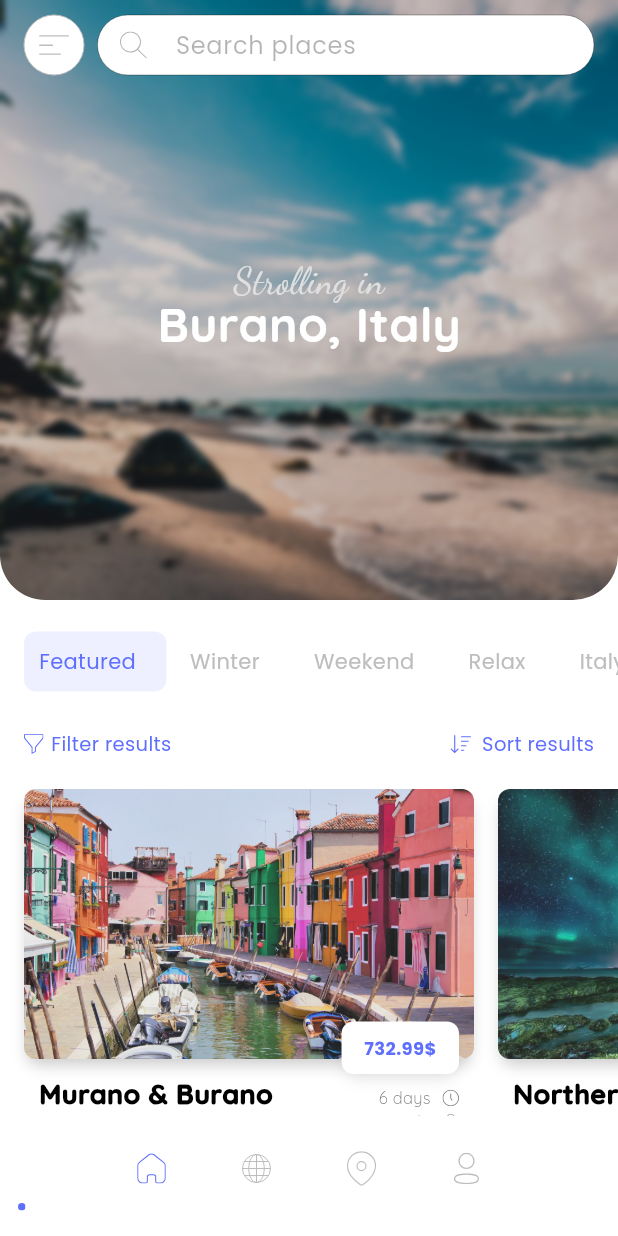
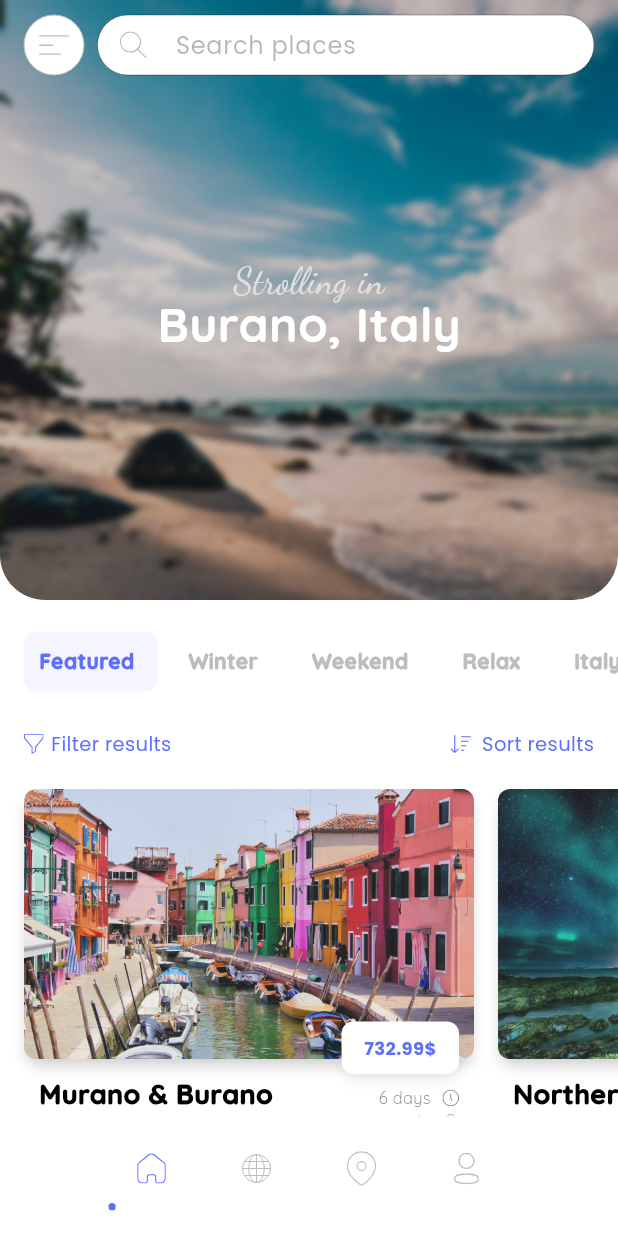
Before and after one commit to LukassF/tourbud, a Flutter app: the screen it shows after launch, on a phone screen of 412 x 824 dp. Run offline on Flutter 3.47's test engine with Material 3 defaults, Android fonts, the phone set to English and light mode, and no system bars; our stand-ins replace flutter_svg, rxdart.

Commit message:
fix statusbar

```diff
--- a/app_1/lib/components/BottomAppBar/bottom_appbar_item.dart
+++ b/app_1/lib/components/BottomAppBar/bottom_appbar_item.dart
@@ -29,7 +29,6 @@ class BottomAppBarItem extends StatelessWidget {
           RenderBox box = context.findRenderObject() as RenderBox;
           Offset position = box.localToGlobal(Offset.zero);
           double left = position.dx + 20;
-          print(left);
 
           appController.updateTabIndicatorPosition(left);
         }
--- a/app_1/lib/components/Home/Categories/home_category_card.dart
+++ b/app_1/lib/components/Home/Categories/home_category_card.dart
@@ -64,7 +64,8 @@ class _HomeCategoryCardState extends State<HomeCategoryCard> {
                     color: widget.isActive
                         ? Theme.of(context).colorScheme.primary
                         : Colors.grey[400],
-                    fontWeight: FontWeight.normal),
+                    fontWeight: FontWeight.w900,
+                    fontFamily: 'Quicksand'),
               )),
             ),
           );
--- a/app_1/lib/components/Home/Categories/home_category_container.dart
+++ b/app_1/lib/components/Home/Categories/home_category_container.dart
@@ -64,7 +64,7 @@ class _HomeCategoryContainerState extends State<HomeCategoryContainer> {
                                     color: Theme.of(context)
                                         .colorScheme
                                         .primary
-                                        .withOpacity(0.1),
+                                        .withOpacity(0.07),
                                   ),
                                 ),
                               ));
--- a/app_1/lib/components/Home/ContentContainer/home_content_container.dart
+++ b/app_1/lib/components/Home/ContentContainer/home_content_container.dart
@@ -4,6 +4,7 @@ import 'package:app_1/components/Home/Countries/home_countries_container.dart';
 import 'package:app_1/components/Home/Places/home_places_container.dart';
 import 'package:app_1/components/Home/TopResults/home_top_results_container.dart';
 import 'package:app_1/shared/wrappers/inverted_border_wrapper.dart';
+import 'package:app_1/state/app_controller.dart';
 import 'package:flutter/material.dart';
 
 class HomeContentContainer extends StatefulWidget {
@@ -23,10 +24,11 @@ class _HomeContentContainerState extends State<HomeContentContainer> {
 
   @override
   Widget build(BuildContext context) {
-        bool isIos = Theme.of(context).platform == TargetPlatform.iOS;
-
+    return StreamBuilder<double>(
+        stream: appController.statusBarHeightStream,
+        builder: (context, snapshot) {
           return Container(
-      margin:  EdgeInsets.only(top: isIos ? 410 : 370),
+            margin: EdgeInsets.only(top: 370 + (snapshot.data ?? 0)),
             padding: const EdgeInsets.only(top: 46),
             decoration: const ShapeDecoration(
               shape: SwTicketBorder(
@@ -48,5 +50,6 @@ class _HomeContentContainerState extends State<HomeContentContainer> {
               ],
             ),
           );
+        });
   }
 }
--- a/app_1/lib/components/Home/TopContainer/home_top_container_background.dart
+++ b/app_1/lib/components/Home/TopContainer/home_top_container_background.dart
@@ -1,4 +1,5 @@
 import 'dart:ui';
+import 'package:app_1/state/app_controller.dart';
 import 'package:app_1/state/home_controller.dart';
 import 'package:flutter/material.dart';
 
@@ -7,8 +8,6 @@ class HomeTopContainerBackground extends StatelessWidget {
 
   @override
   Widget build(BuildContext context) {
-        bool isIos = Theme.of(context).platform == TargetPlatform.iOS;
-
     return StreamBuilder<double>(
         stream: homeController.scrollDistanceStream.distinct(),
         builder: (context, snapshot) {
@@ -16,7 +15,11 @@ class HomeTopContainerBackground extends StatelessWidget {
             top: snapshot.data != null && snapshot.data! < 150
                 ? -snapshot.data!
                 : -150 - (((snapshot.data ?? 0) - 150) / 2.5),
-            height: isIos ? 460:420,
+            child: StreamBuilder<double>(
+                stream: appController.statusBarHeightStream,
+                builder: (context, statusBarSnapshot) {
+                  return SizedBox(
+                    height: 420 + (statusBarSnapshot.data ?? 0),
                     width: MediaQuery.sizeOf(context).width,
                     child: Stack(
                       children: [
@@ -39,14 +42,15 @@ class HomeTopContainerBackground extends StatelessWidget {
                           ),
                         ),
                         Positioned(
-                    height: isIos ? 460 : 420,
+                            height: 420 + (statusBarSnapshot.data ?? 0),
                             width: MediaQuery.sizeOf(context).width,
                             child: ClipRRect(
                               borderRadius: const BorderRadius.only(
                                   bottomLeft: Radius.circular(40),
                                   bottomRight: Radius.circular(40)),
                               child: BackdropFilter(
-                        filter: ImageFilter.blur(sigmaX: 2.0, sigmaY: 2.0),
+                                filter:
+                                    ImageFilter.blur(sigmaX: 2.0, sigmaY: 2.0),
                                 child: Container(
                                   color: Colors.black.withOpacity(0.2),
                                   child: Column(
@@ -77,6 +81,8 @@ class HomeTopContainerBackground extends StatelessWidget {
                       ],
                     ),
                   );
+                }),
+          );
         });
   }
 }
--- a/app_1/lib/layout.dart
+++ b/app_1/lib/layout.dart
@@ -9,7 +9,6 @@ import 'package:app_1/shared/overlays/basic_overlay.dart';
 import 'package:app_1/state/app_controller.dart';
 import 'package:app_1/state/home_controller.dart';
 import 'package:flutter/material.dart';
-import 'package:flutter/widgets.dart';
 
 class Layout extends StatefulWidget {
   const Layout({super.key});
@@ -52,7 +51,6 @@ class _LayoutState extends State<Layout> {
                 ],
               ),
             )),
-        // ),s
         bottomNavigationBar: const BottomBar());
   }
 }
--- a/app_1/lib/main.dart
+++ b/app_1/lib/main.dart
@@ -1,5 +1,6 @@
 import 'package:app_1/layout.dart';
 import 'package:app_1/pages/login_page.dart';
+import 'package:app_1/state/app_controller.dart';
 import 'package:flutter/material.dart';
 
 void main() => runApp(const MyApp());
@@ -22,6 +23,8 @@ class _MyAppState extends State<MyApp> {
 
   @override
   Widget build(BuildContext context) {
+    appController.setStatusBarHeight(MediaQuery.of(context).padding.top);
+
     return MaterialApp(
       title: 'Flutter Demo',
       theme: ThemeData(
--- a/app_1/lib/shared/heders/header.dart
+++ b/app_1/lib/shared/heders/header.dart
@@ -3,6 +3,7 @@ import 'dart:math';
 import 'package:app_1/shared/buttons/cancel_button.dart';
 import 'package:app_1/shared/buttons/menu_button.dart';
 import 'package:app_1/shared/inputs/search_input.dart';
+import 'package:app_1/state/app_controller.dart';
 import 'package:app_1/state/home_controller.dart';
 import 'package:flutter/material.dart';
 
@@ -34,20 +35,24 @@ class _HeaderState extends State<Header> {
 
   @override
   Widget build(BuildContext context) {
-    bool isIos = Theme.of(context).platform == TargetPlatform.iOS;
+    return StreamBuilder<double>(
+        stream: appController.statusBarHeightStream,
+        builder: (context, statusBarSnapshot) {
           return Positioned(
-        height: isIos ? 105 : 65,
+              height: 65 + (statusBarSnapshot.data ?? 0),
               width: MediaQuery.sizeOf(context).width,
               child: StreamBuilder<double>(
                   stream: homeController.scrollDistanceStream,
                   builder: (context, snapshot) {
-              double radius = snapshot.data != null && snapshot.data! < 350
+                    double radius =
+                        snapshot.data != null && snapshot.data! < 350
                             ? min((snapshot.data ?? 0) / 11.6, 30)
                             : 0;
                     double opacity = min((snapshot.data ?? 0) / 350, 1);
 
                     return Container(
-                padding: EdgeInsets.only(top: isIos ? 40 : 0),
+                      padding:
+                          EdgeInsets.only(top: statusBarSnapshot.data ?? 0),
                       decoration: BoxDecoration(
                         borderRadius: BorderRadius.only(
                             bottomLeft: Radius.circular(radius),
@@ -80,5 +85,6 @@ class _HeaderState extends State<Header> {
                           }),
                     );
                   }));
+        });
   }
 }
--- a/app_1/lib/state/home_controller.dart
+++ b/app_1/lib/state/home_controller.dart
@@ -24,7 +24,7 @@ class HomeController {
   }
 
   final BehaviorSubject<IIndicatorLayout> _categoryIndicatorPosition =
-      BehaviorSubject.seeded(IIndicatorLayout(left: 16, width: 95));
+      BehaviorSubject.seeded(IIndicatorLayout(left: 16, width: 88.6));
   Stream<IIndicatorLayout> get categoryIndicatorPosition =>
       _categoryIndicatorPosition.stream;
   updateCategoryIndicatorPosition(IIndicatorLayout layout) {
@@ -32,7 +32,7 @@ class HomeController {
   }
 
   final BehaviorSubject<double> _categoryListScrollDistance =
-      BehaviorSubject.seeded(0.0);
+      BehaviorSubject.seeded(0);
   Stream<double> get categoryListScrollDistance =>
       _categoryListScrollDistance.stream;
   updateCategoryListScrollDistance(double distance) {
```
Also changed, not shown: app_1/lib/state/app_controller.dart (+9 -3 lines). Lines whose indentation alone changed are shown as unchanged.
